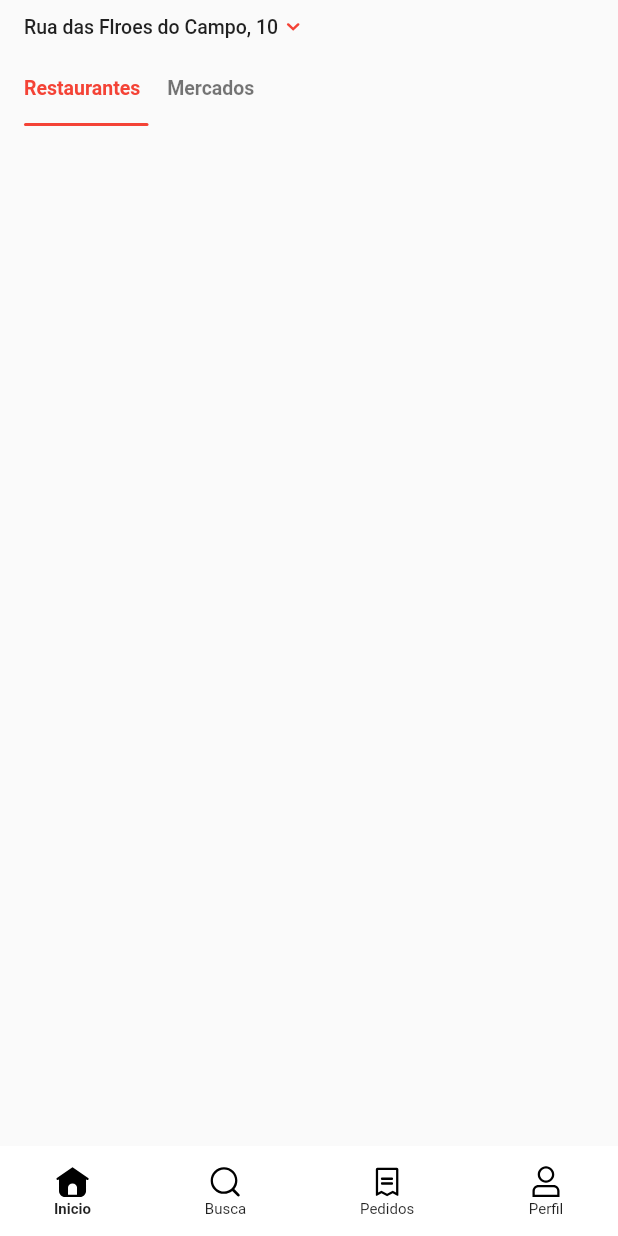
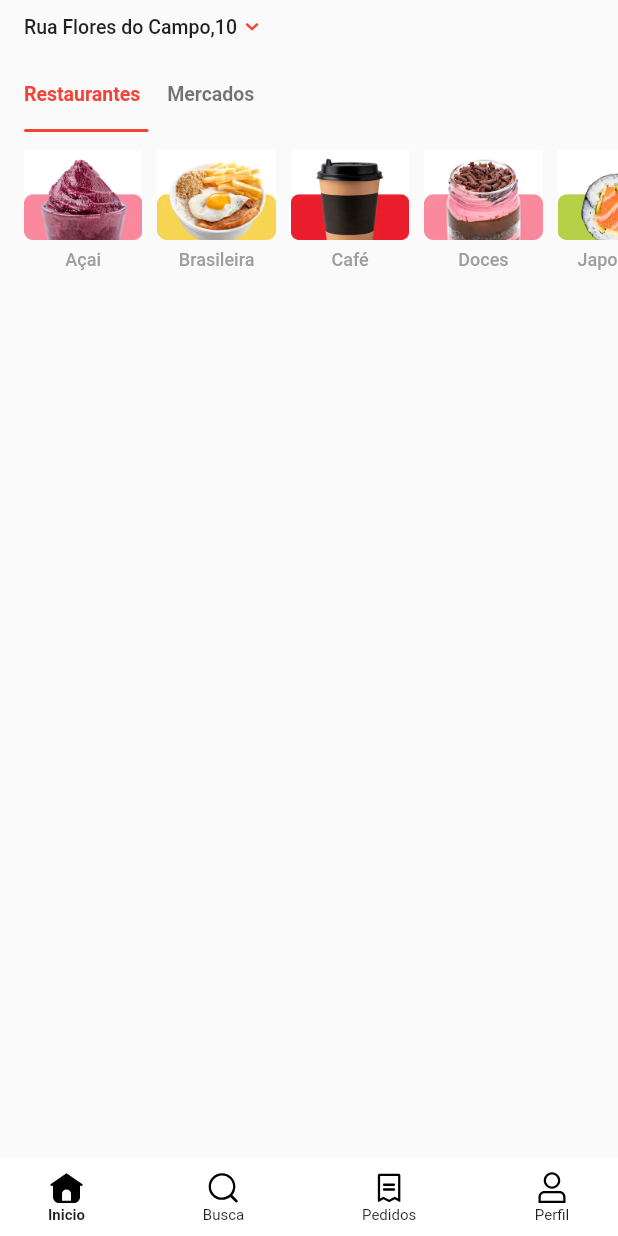
Before and after one commit to IagoAntunes/IFood-Clone, a Flutter app: the screen it shows after launch, on a phone screen of 412 x 824 dp. Run offline on Flutter 3.47's test engine with Material 2 defaults, Android fonts, the phone set to English and light mode, and no system bars; our stand-ins replace flutter_svg, tab_indicator_styler; Roboto replaces fonts that are missing (Nunito Sans).

Commit message:
ContentPage Scroll

```diff
--- /dev/null
+++ b/lib/controllers/content_controller.dart
@@ -0,0 +1,23 @@
+import '../core/theme/app_images.dart';
+import '../models/category.dart';
+
+class ContentController {
+  List<Category> getCategorys() {
+    return [
+      Category(name: 'Açai', picture: AppImages.acai),
+      Category(name: 'Brasileira', picture: AppImages.brasileira),
+      Category(name: 'Café', picture: AppImages.cafe),
+      Category(name: 'Doces', picture: AppImages.doces),
+      Category(name: 'Japonêsa', picture: AppImages.japones),
+      Category(name: 'Lanches', picture: AppImages.lanches),
+      Category(name: 'Marmita', picture: AppImages.marmita),
+      Category(name: 'Mercado', picture: AppImages.mercado),
+      Category(name: 'Padaria', picture: AppImages.padaria),
+      Category(name: 'Pizza', picture: AppImages.pizza),
+      Category(name: 'Promoções', picture: AppImages.promocoes),
+      Category(name: 'Saudável', picture: AppImages.saudavel),
+      Category(name: 'Vegetariano', picture: AppImages.vegetariano),
+      Category(name: 'Vale Refeição', picture: AppImages.vr),
+    ];
+  }
+}
--- a/lib/core/theme/app_colors.dart
+++ b/lib/core/theme/app_colors.dart
@@ -4,5 +4,6 @@ class AppColors {
   static const Color primaryColor = Colors.red;
   static const Color black = Colors.black;
   static const Color black54 = Colors.black54;
+  static const Color grey = Colors.grey;
   static const Color white = Colors.white;
 }
--- /dev/null
+++ b/lib/core/theme/app_images.dart
@@ -0,0 +1,18 @@
+const String pathImages = 'assets/images/';
+
+class AppImages {
+  static const acai = '${pathImages}categorys/acai.jpg';
+  static const brasileira = '${pathImages}categorys/brasileira.jpg';
+  static const cafe = '${pathImages}categorys/cafe.jpg';
+  static const doces = '${pathImages}categorys/doces.jpg';
+  static const japones = '${pathImages}categorys/japones.jpg';
+  static const lanches = '${pathImages}categorys/lanches.jpg';
+  static const marmita = '${pathImages}categorys/marmita.jpg';
+  static const mercado = '${pathImages}categorys/mercado.jpg';
+  static const padaria = '${pathImages}categorys/padaria.jpg';
+  static const pizza = '${pathImages}categorys/pizza.jpg';
+  static const promocoes = '${pathImages}categorys/promocoes.jpg';
+  static const saudavel = '${pathImages}categorys/saudavel.jpg';
+  static const vegetariano = '${pathImages}categorys/vegetariano.jpg';
+  static const vr = '${pathImages}categorys/vr.jpg';
+}
--- a/lib/core/theme/app_typography.dart
+++ b/lib/core/theme/app_typography.dart
@@ -4,6 +4,10 @@ import 'package:ifood/core/theme/app_colors.dart';
 class AppTypography {
   static TextStyle bodyText(BuildContext context) {
     return Theme.of(context).textTheme.bodyText1!;
+  }
+
+  static TextStyle small(BuildContext context) {
+    return Theme.of(context).textTheme.bodyText1!.copyWith(fontSize: 12);
   }
 
   static TextStyle bodyTextBold(BuildContext context) {
--- /dev/null
+++ b/lib/models/category.dart
@@ -0,0 +1,54 @@
+// ignore_for_file: public_member_api_docs, sort_constructors_first
+import 'dart:convert';
+
+class Category {
+  final String name;
+  final String picture;
+
+  Category({
+    required this.name,
+    required this.picture,
+  });
+
+  Category copyWith({
+    String? name,
+    String? picture,
+  }) {
+    return Category(
+      name: name ?? this.name,
+      picture: picture ?? this.picture,
+    );
+  }
+
+  Map<String, dynamic> toMap() {
+    return <String, dynamic>{
+      'name': name,
+      'picture': picture,
+    };
+  }
+
+  factory Category.fromMap(Map<String, dynamic> map) {
+    return Category(
+      name: map['name'] as String,
+      picture: map['picture'] as String,
+    );
+  }
+
+  String toJson() => json.encode(toMap());
+
+  factory Category.fromJson(String source) =>
+      Category.fromMap(json.decode(source) as Map<String, dynamic>);
+
+  @override
+  String toString() => 'Category(name: $name, picture: $picture)';
+
+  @override
+  bool operator ==(covariant Category other) {
+    if (identical(this, other)) return true;
+
+    return other.name == name && other.picture == picture;
+  }
+
+  @override
+  int get hashCode => name.hashCode ^ picture.hashCode;
+}
--- a/lib/views/content/components/bottom_navigator_component.dart
+++ b/lib/views/content/components/bottom_navigator_component.dart
@@ -35,9 +35,6 @@ class BottomNavigatorComponent extends StatelessWidget {
                   .toList(),
             ),
           ),
-          SizedBox(
-            height: MediaQuery.of(context).padding.bottom,
-          )
         ],
       ),
     );
@@ -80,7 +77,7 @@ class BottomNavigatorItemComponent extends StatelessWidget {
     return GestureDetector(
       onTap: onTap,
       child: Padding(
-        padding: const EdgeInsets.all(12),
+        padding: const EdgeInsets.all(8),
         child: Column(
           children: [
             AppIcon(icon: isActive ? activeIcon : icon),
--- /dev/null
+++ b/lib/views/content/components/category_item_component.dart
@@ -0,0 +1,32 @@
+import 'package:flutter/material.dart';
+import 'package:ifood/core/theme/app_colors.dart';
+import 'package:ifood/core/theme/app_images.dart';
+import 'package:ifood/core/theme/app_typography.dart';
+import 'package:ifood/models/category.dart';
+
+class CategoryItemComponent extends StatelessWidget {
+  const CategoryItemComponent({
+    super.key,
+    required this.category,
+  });
+  final Category category;
+  @override
+  Widget build(BuildContext context) {
+    return Column(
+      mainAxisSize: MainAxisSize.min,
+      children: [
+        Image.asset(
+          category.picture,
+          height: 60,
+        ),
+        Padding(
+          padding: const EdgeInsets.only(top: 6),
+          child: Text(
+            category.name.isNotEmpty ? category.name : '',
+            style: AppTypography.small(context).copyWith(color: AppColors.grey),
+          ),
+        ),
+      ],
+    );
+  }
+}
--- a/lib/views/content/content_page.dart
+++ b/lib/views/content/content_page.dart
@@ -2,10 +2,13 @@ import 'package:flutter/material.dart';
 import 'package:ifood/core/theme/app_colors.dart';
 import 'package:ifood/core/theme/app_icons.dart';
 import 'package:ifood/core/theme/app_typography.dart';
+import 'package:ifood/models/category.dart';
 import 'package:ifood/views/content/components/bottom_navigator_component.dart';
+import 'package:ifood/views/content/components/category_item_component.dart';
 import 'package:ifood/views/content/components/header_local_component.dart';
 import 'package:tab_indicator_styler/tab_indicator_styler.dart';
 
+import '../../controllers/content_controller.dart';
 import 'components/content_tab_bar_component.dart';
 
 class ContentPage extends StatefulWidget {
@@ -18,10 +21,12 @@ class ContentPage extends StatefulWidget {
 class _ContentPageState extends State<ContentPage>
     with TickerProviderStateMixin {
   late TabController tabController;
-
+  final controller = ContentController();
+  List<Category> categorys = [];
   @override
   void initState() {
     super.initState();
+    categorys = controller.getCategorys();
     tabController = TabController(length: 2, vsync: this);
   }
 
@@ -29,18 +34,52 @@ class _ContentPageState extends State<ContentPage>
   @override
   Widget build(BuildContext context) {
     return Scaffold(
+      body: SafeArea(
+        child: NestedScrollView(
+          physics: BouncingScrollPhysics(),
+          headerSliverBuilder: (context, innerBoxIsScrolled) {
+            return [
+              HeaderLocationComponent(location: 'Rua Flores do Campo,10'),
+              ContentTabBarComponent(
+                tabController: tabController,
+                onTap: (index) {},
+              ),
+            ];
+          },
           body: Column(
             children: [
               Expanded(
-            child: Column(
-              children: [
-                const HeaderLocationComponent(
-                    location: 'Rua das Flroes do Campo, 10'),
-                ContentTabBarComponent(
-                  tabController: tabController,
-                  onTap: (index) {},
-                )
+                child: RefreshIndicator(
+                  onRefresh: () async {
+                    return await Future.value();
+                  },
+                  child: CustomScrollView(
+                    physics: BouncingScrollPhysics(),
+                    slivers: [
+                      SliverToBoxAdapter(
+                        child: SizedBox(
+                          height: 86,
+                          child: ListView.builder(
+                            itemCount: categorys.length,
+                            physics: BouncingScrollPhysics(),
+                            scrollDirection: Axis.horizontal,
+                            itemBuilder: (context, index) {
+                              return Padding(
+                                padding: EdgeInsets.only(
+                                    left: index == 0 ? 16 : 0,
+                                    right: index == categorys.length - 1
+                                        ? 16
+                                        : 10),
+                                child: CategoryItemComponent(
+                                  category: categorys[index],
+                                ),
+                              );
+                            },
+                          ),
+                        ),
+                      ),
                     ],
+                  ),
                 ),
               ),
               BottomNavigatorComponent(
@@ -75,6 +114,55 @@ class _ContentPageState extends State<ContentPage>
               ),
             ],
           ),
+
+          // Column(
+          //   children: [
+          //     Expanded(
+          //       child: Column(
+          //         children: [
+          //           const HeaderLocationComponent(
+          //               location: 'Rua das Flroes do Campo, 10'),
+          //           ContentTabBarComponent(
+          //             tabController: tabController,
+          //             onTap: (index) {},
+          //           )
+          //         ],
+          //       ),
+          //     ),
+          // BottomNavigatorComponent(
+          //   currentIndex: currentIndexi,
+          //   onTap: (index) {
+          //     setState(() {
+          //       currentIndexi = index;
+          //     });
+          //   },
+          //   items: const [
+          //     BottomNavigatorItemComponent(
+          //       label: 'Inicio',
+          //       activeIcon: AppIcons.homeActive,
+          //       icon: AppIcons.home,
+          //     ),
+          //     BottomNavigatorItemComponent(
+          //       label: 'Busca',
+          //       activeIcon: AppIcons.searchActive,
+          //       icon: AppIcons.search,
+          //     ),
+          //     BottomNavigatorItemComponent(
+          //       label: 'Pedidos',
+          //       activeIcon: AppIcons.ordersActive,
+          //       icon: AppIcons.orders,
+          //     ),
+          //     BottomNavigatorItemComponent(
+          //       label: 'Perfil',
+          //       activeIcon: AppIcons.profileActive,
+          //       icon: AppIcons.profile,
+          //     ),
+          //   ],
+          // ),
+          //   ],
+          // ),
+        ),
+      ),
     );
   }
 }
```
Also changed, not shown: lib/views/content/components/content_tab_bar_component.dart (+34 -2 lines), lib/views/content/components/header_local_component.dart (+31 -2 lines). Lines whose indentation alone changed are shown as unchanged.
